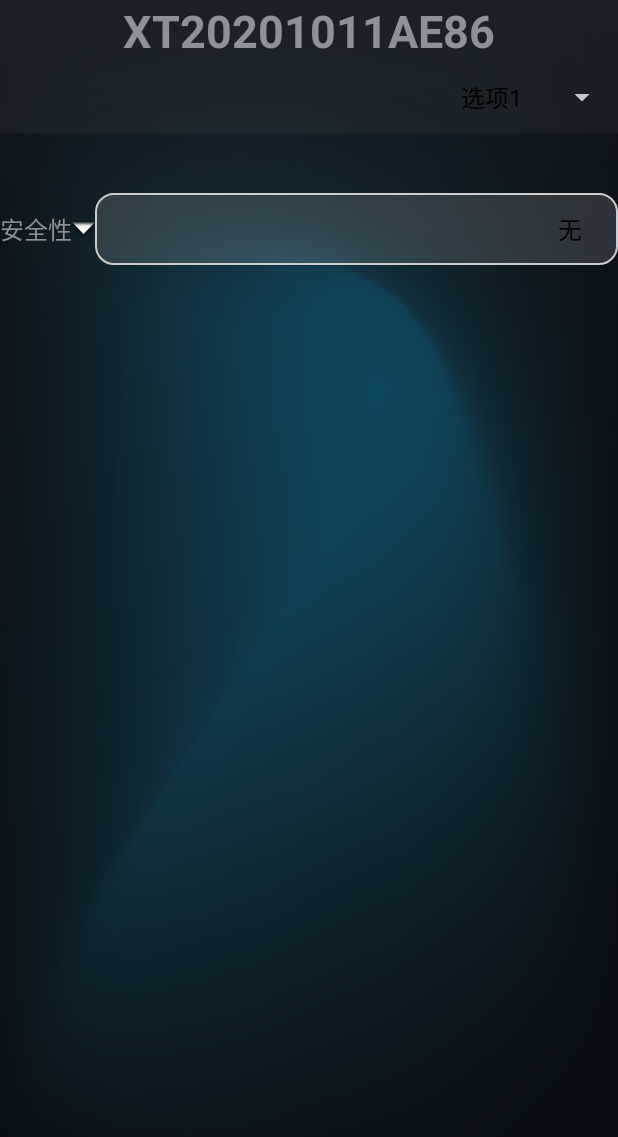
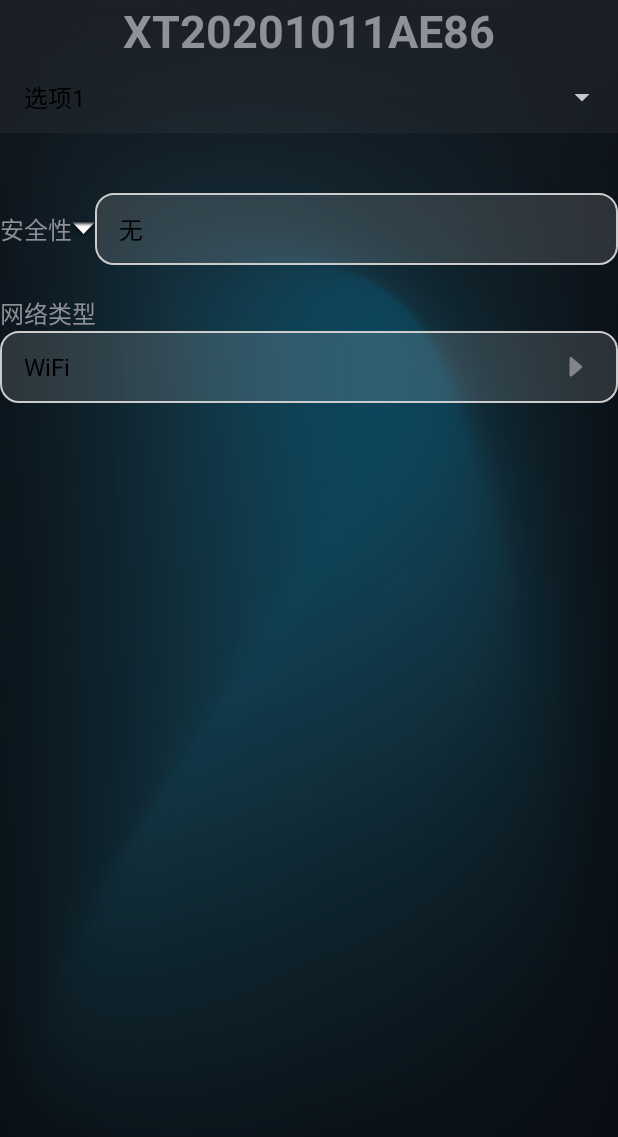
Before and after one commit to whqvbcf/OApplication, an Android app: the MainActivity screen opened directly, with no data from a screen before it, on a phone screen of 412 x 824 dp. Shown: the top 1137 px of the screen. Run offline under Robolectric (Android 15) with nearby library versions, the phone set to English and light mode, and no system bars.

Commit message:
WifiExSpinner：集合spinner和自定义向右箭头的控件

```diff
--- a/app/src/main/java/com/example/myapplication/MainActivity.java
+++ b/app/src/main/java/com/example/myapplication/MainActivity.java
@@ -61,6 +61,24 @@ public class MainActivity extends Activity {
             @Override
             public void onItemSelected(AdapterView<?> parent, View view, int position, long id) {
                 //adapter.setSelection(position);
+            }
+
+            @Override
+            public void onNothingSelected(AdapterView<?> parent) {
+                // Do nothing
+            }
+        });
+
+        // 为新的network_type_spinner设置适配器
+        WifiExSpinner networkTypeSpinner = findViewById(R.id.network_type_spinner);
+        String[] networkTypes = {"WiFi", "移动网络", "蓝牙", "以太网"};
+        WifiSpinnerAdapter networkAdapter = new WifiSpinnerAdapter(this, R.layout.spinner_item, networkTypes);
+        networkTypeSpinner.setAdapter(networkAdapter);
+
+        networkTypeSpinner.setOnItemSelectedListener(new AdapterView.OnItemSelectedListener() {
+            @Override
+            public void onItemSelected(AdapterView<?> parent, View view, int position, long id) {
+                // 处理网络类型选择
             }
 
             @Override
--- /dev/null
+++ b/app/src/main/java/com/example/myapplication/WifiExSpinner.java
@@ -0,0 +1,194 @@
+package com.example.myapplication;
+
+import android.content.Context;
+import android.content.res.TypedArray;
+import android.graphics.Canvas;
+import android.graphics.drawable.Drawable;
+import android.util.AttributeSet;
+import android.util.DisplayMetrics;
+import android.util.Log;
+import android.view.WindowManager;
+import android.widget.Spinner;
+
+//自带右指向箭头的Spinner
+public class WifiExSpinner extends Spinner {
+
+    private static final int[] ATTRS = {android.R.attr.entries};
+    private Drawable arrowDrawable;
+    private int arrowPadding = 8; // 箭头与Spinner文字的间距
+
+    public WifiExSpinner(Context context) {
+        super(context);
+        init(null);
+        setDropdownWidthToScreenWidth(context);
+    }
+
+    public WifiExSpinner(Context context, AttributeSet attrs) {
+        super(context, attrs);
+        init(attrs);
+        setDropdownWidthToScreenWidth(context);
+    }
+
+    public WifiExSpinner(Context context, AttributeSet attrs, int defStyleAttr) {
+        super(context, attrs, defStyleAttr);
+        init(attrs);
+        setDropdownWidthToScreenWidth(context);
+    }
+
+    private void init(AttributeSet attrs) {
+        // 设置箭头图标，使用spinner_arrow资源
+        arrowDrawable = getResources().getDrawable(R.drawable.gd);
+        if (arrowDrawable != null) {
+            arrowDrawable.setBounds(0, 0, arrowDrawable.getIntrinsicWidth(), arrowDrawable.getIntrinsicHeight());
+        }
+
+        // 设置文字靠左对齐
+        setGravity(android.view.Gravity.START | android.view.Gravity.CENTER_VERTICAL);
+
+        if (attrs != null) {
+            TypedArray a = getContext().obtainStyledAttributes(attrs, ATTRS);
+            int entriesResId = a.getResourceId(0, 0);
+            a.recycle();
+
+            if (entriesResId != 0) {
+                String[] items = getResources().getStringArray(entriesResId);
+                WifiSpinnerAdapter<CharSequence> adapter = new WifiSpinnerAdapter<>(getContext(), R.layout.spinner_item, items);
+                setAdapter(adapter);
+            }
+        }
+    }
+
+    private void setDropdownWidthToScreenWidth(Context context) {
+        // 获取屏幕宽度
+        WindowManager wm = (WindowManager) context.getSystemService(Context.WINDOW_SERVICE);
+        DisplayMetrics metrics = new DisplayMetrics();
+        wm.getDefaultDisplay().getMetrics(metrics);
+        int screenWidth = metrics.widthPixels;
+
+        // 设置左右间距
+        int margin = 32; // 例如，16px 左右各 16px
+
+        // 计算下拉宽度
+        int dropdownWidth = screenWidth - 2 * margin;
+        setDropDownWidth(screenWidth);
+
+        // 设置水平偏移量为 16px
+        int horizontalOffset = -60;
+
+        // 设置水平偏移量
+        try {
+            java.lang.reflect.Field popup = Spinner.class.getDeclaredField("mPopup");
+            popup.setAccessible(true);
+            android.widget.ListPopupWindow popupWindow = (android.widget.ListPopupWindow) popup.get(this);
+            if (popupWindow != null) {
+                popupWindow.setHorizontalOffset(horizontalOffset);
+                Log.d("WifiExSpinner", "Horizontal offset set to: " + horizontalOffset);
+            }
+        } catch (Exception e) {
+            Log.e("WifiExSpinner", "Error setting horizontal offset", e);
+        }
+    }
+
+    @Override
+    protected void onDraw(Canvas canvas) {
+        // 先绘制Spinner的原始内容
+        super.onDraw(canvas);
+
+        // 然后绘制箭头图标在右边
+        if (arrowDrawable != null) {
+            int arrowWidth = arrowDrawable.getIntrinsicWidth();
+            int arrowHeight = arrowDrawable.getIntrinsicHeight();
+
+            // 计算箭头位置（右边居中，距离右边缘18dp）
+            int rightMargin = (int) (18 * getResources().getDisplayMetrics().density); // 18dp转换为px
+            int arrowLeft = getWidth() - arrowWidth - arrowPadding - rightMargin;
+            int arrowTop = (getHeight() - arrowHeight) / 2;
+
+            arrowDrawable.setBounds(arrowLeft, arrowTop, arrowLeft + arrowWidth, arrowTop + arrowHeight);
+            arrowDrawable.draw(canvas);
+        }
+    }
+
+    @Override
+    protected void onMeasure(int widthMeasureSpec, int heightMeasureSpec) {
+        super.onMeasure(widthMeasureSpec, heightMeasureSpec);
+
+        // 如果有箭头图标，确保有足够的空间显示
+        if (arrowDrawable != null) {
+            int arrowWidth = arrowDrawable.getIntrinsicWidth();
+            int rightMargin = (int) (18 * getResources().getDisplayMetrics().density); // 18dp转换为px
+            int requiredPadding = arrowWidth + arrowPadding * 2 + rightMargin;
+
+            // 检查当前宽度是否足够
+            int currentWidth = getMeasuredWidth();
+            if (currentWidth < requiredPadding) {
+                // 如果宽度不够，强制设置最小宽度
+                setMeasuredDimension(requiredPadding, getMeasuredHeight());
+            }
+        }
+    }
+
+    @Override
+    protected void onLayout(boolean changed, int l, int t, int r, int b) {
+        super.onLayout(changed, l, t, r, b);
+
+        // 确保文字显示区域不被箭头遮挡
+        if (arrowDrawable != null) {
+            int arrowWidth = arrowDrawable.getIntrinsicWidth();
+            int rightMargin = (int) (18 * getResources().getDisplayMetrics().density); // 18dp转换为px
+            int paddingRight = arrowWidth + arrowPadding * 2 + rightMargin;
+
+            // 设置左边距为0（文字靠左），右边距为箭头预留空间（包含18dp右边距）
+            setPadding(0, getPaddingTop(), paddingRight, getPaddingBottom());
+        }
+    }
+
+    @Override
+    public void onWindowFocusChanged(boolean hasWindowFocus) {
+        super.onWindowFocusChanged(hasWindowFocus);
+        if (hasWindowFocus) {
+            try {
+                // 反射获取 mPopup
+                java.lang.reflect.Field popup = Spinner.class.getDeclaredField("mPopup");
+                popup.setAccessible(true);
+
+                // 获取 PopupWindow
+                android.widget.ListPopupWindow popupWindow = (android.widget.ListPopupWindow) popup.get(this);
+                if (popupWindow != null) {
+                    // 设置偏移量，使弹框在 Spinner 下方
+                    popupWindow.setVerticalOffset(this.getHeight());
+                    popupWindow.setBackgroundDrawable(getResources().getDrawable(R.drawable.white_border));
+                }
+                ((WifiSpinnerAdapter) getAdapter()).setSelection(getSelectedItemPosition());
+            } catch (Exception e) {
+                Log.e("WifiExSpinner", "Error setting vertical offset", e);
+            }
+        }
+    }
+
+    // 设置箭头图标
+    public void setArrowDrawable(Drawable drawable) {
+        this.arrowDrawable = drawable;
+        if (arrowDrawable != null) {
+            arrowDrawable.setBounds(0, 0, arrowDrawable.getIntrinsicWidth(), arrowDrawable.getIntrinsicHeight());
+        }
+        invalidate();
+    }
+
+    // 设置箭头图标资源
+    public void setArrowImageResource(int resId) {
+        setArrowDrawable(getResources().getDrawable(resId));
+    }
+
+    // 设置箭头与Spinner文字的间距
+    public void setArrowPadding(int padding) {
+        this.arrowPadding = padding;
+        invalidate();
+        requestLayout();
+    }
+
+    // 获取箭头与Spinner文字的间距
+    public int getArrowPadding() {
+        return arrowPadding;
+    }
+}
--- a/app/src/main/java/com/example/myapplication/WifiSpinnerAdapter.java
+++ b/app/src/main/java/com/example/myapplication/WifiSpinnerAdapter.java
@@ -24,7 +24,7 @@ public class WifiSpinnerAdapter<T extends CharSequence> extends ArrayAdapter<T>
     public View getView(int position, View convertView, ViewGroup parent) {
         View view = createViewFromResource(position, convertView, parent);
         TextView textView = view.findViewById(R.id.spinner_text);
-        textView.setGravity(Gravity.END | Gravity.CENTER_VERTICAL); // 设置文字靠右并垂直居中
+        textView.setGravity(Gravity.START | Gravity.CENTER_VERTICAL); // 设置文字靠左并垂直居中
         // 隐藏分割线，因为这是显示在 Spinner 上的视图
         View divider = view.findViewById(R.id.divider);
         divider.setVisibility(View.GONE);
--- a/app/src/main/res/layout/activity_task.xml
+++ b/app/src/main/res/layout/activity_task.xml
@@ -34,6 +34,7 @@
     <LinearLayout
         android:layout_width="match_parent"
         android:layout_height="wrap_content"
+        android:id="@+id/li1"
         android:layout_below="@id/li0"
         android:layout_marginTop="40dp"
         android:layout_centerHorizontal="true"
@@ -63,6 +64,36 @@
             android:spinnerMode="dropdown"
             android:textAlignment="viewEnd" />
 
+    </LinearLayout>
+
+    <!-- 在custom_spinner下方添加新的WifiExSpinner -->
+    <LinearLayout
+        android:layout_width="match_parent"
+        android:layout_height="wrap_content"
+        android:layout_below="@id/li1"
+        android:layout_marginTop="20dp"
+        android:orientation="vertical"
+        android:gravity="center_vertical">
+
+        <TextView
+            android:layout_width="wrap_content"
+            android:layout_height="wrap_content"
+            android:layout_gravity="center_vertical"
+            android:text="网络类型"
+            android:textSize="16sp"
+            android:layout_marginEnd="16dp" />
+
+        <com.example.myapplication.WifiExSpinner
+            android:id="@+id/network_type_spinner"
+            android:layout_width="match_parent"
+            android:layout_height="wrap_content"
+            android:layout_weight="1"
+            android:background="@drawable/spinner_background"
+            android:gravity="end"
+            android:paddingEnd="8dp"
+            android:spinnerMode="dropdown"
+            android:entries="@array/spinner_items"
+            android:textAlignment="viewEnd" />
 
     </LinearLayout>
 
--- a/app/src/main/res/layout/spinner_item.xml
+++ b/app/src/main/res/layout/spinner_item.xml
@@ -15,7 +15,7 @@
             android:layout_width="0dp"
             android:layout_height="match_parent"
             android:layout_weight="1"
-            android:gravity="center_vertical"
+            android:gravity="start|center_vertical"
             android:textSize="16sp"
             android:textColor="@android:color/black" />
 
```
